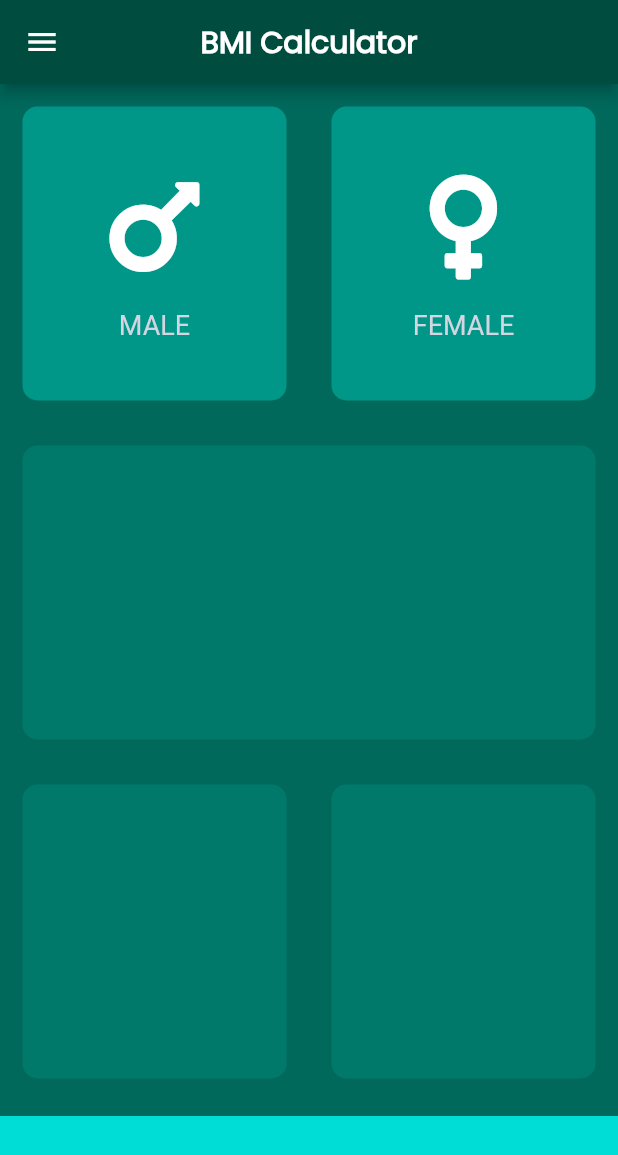
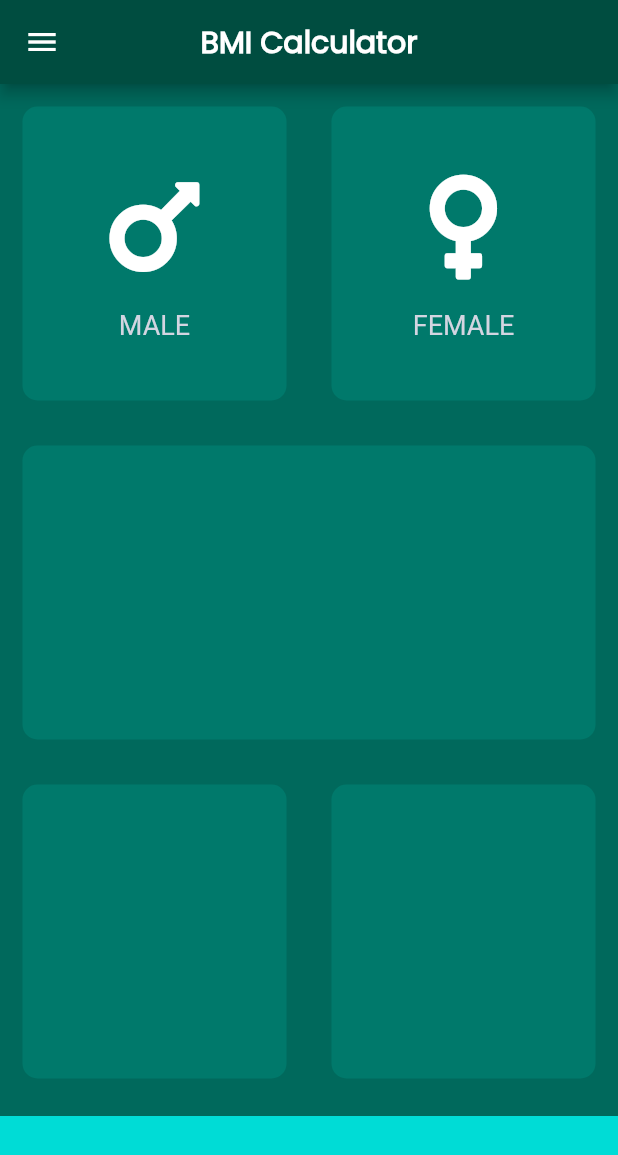
Before and after one commit to vutfiq01/mi_flash_card, a Flutter app: the BmiCalculatorApp screen opened directly, on a phone screen of 412 x 824 dp. Shown: the top 1155 px of the screen. Run offline on Flutter 3.47's test engine with Material 2 defaults, Android fonts, the light colour scheme and no system bars; our stand-ins replace audioplayers, font_awesome_flutter, rflutter_alert.

Commit message:
male female using enum ternary

```diff
--- a/lib/bmi_calculator_app.dart
+++ b/lib/bmi_calculator_app.dart
@@ -5,9 +5,16 @@ import 'bmiCalculatorAppComponents/reusable_card.dart';
 import 'bmiCalculatorAppComponents/toptwocard_icon_component.dart';
 
 const bottomContainerHeight = 80.0;
-const Color topTwoContainerColor = Color(0xFF009688);
+const Color activeTopTwoContainerColor = Color(0xFF009688);
+const Color inactiveTopTwoContainerColor = Color(0xFF00796B);
 const Color middleThreeContainerColor = Color(0xFF00796B);
 const Color bottomContainerColor = Color(0xFF00DCD6);
+
+enum GenderType {
+  male,
+  female,
+  none,
+}
 
 class BmiCalculatorApp extends StatefulWidget {
   const BmiCalculatorApp({super.key});
@@ -17,6 +24,8 @@ class BmiCalculatorApp extends StatefulWidget {
 }
 
 class _BmiCalculatorAppState extends State<BmiCalculatorApp> {
+  GenderType selectedGender = GenderType.none;
+
   @override
   Widget build(BuildContext context) {
     return Scaffold(
@@ -26,25 +35,43 @@ class _BmiCalculatorAppState extends State<BmiCalculatorApp> {
       drawer: const MyNavigationDrawer(),
       body: Column(
         children: <Widget>[
-          const Expanded(
+          Expanded(
             child: Row(
               children: <Widget>[
                 Expanded(
+                  child: GestureDetector(
+                    onTap: () {
+                      setState(() {
+                        selectedGender = GenderType.male;
+                      });
+                    },
                     child: ReusableCard(
-                    cardChild: TopTwoCardChild(
+                      cardChild: const TopTwoCardChild(
                         topTwoCardChildIcon: FontAwesomeIcons.mars,
                         topTwoCardChildText: 'MALE',
                       ),
-                    cardColor: topTwoContainerColor,
+                      cardColor: selectedGender == GenderType.male
+                          ? activeTopTwoContainerColor
+                          : inactiveTopTwoContainerColor,
+                    ),
                   ),
                 ),
                 Expanded(
+                  child: GestureDetector(
+                    onTap: () {
+                      setState(() {
+                        selectedGender = GenderType.female;
+                      });
+                    },
                     child: ReusableCard(
-                    cardChild: TopTwoCardChild(
+                      cardChild: const TopTwoCardChild(
                         topTwoCardChildIcon: FontAwesomeIcons.venus,
                         topTwoCardChildText: 'FEMALE',
                       ),
-                    cardColor: topTwoContainerColor,
+                      cardColor: selectedGender == GenderType.female
+                          ? activeTopTwoContainerColor
+                          : inactiveTopTwoContainerColor,
+                    ),
                   ),
                 ),
               ],
```
Lines whose indentation alone changed are shown as unchanged.
